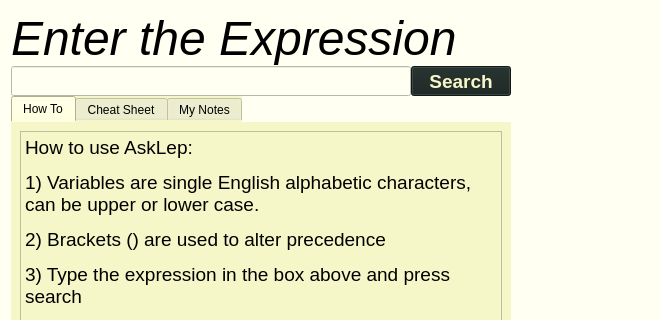
First picture: the form in src/views/ui/askLepPage.ui, repository adibozzhanov/LeProgram, before the edit; both pictures show x 0 to 660 and y 0 to 320 of the 993 by 705 pixel window.
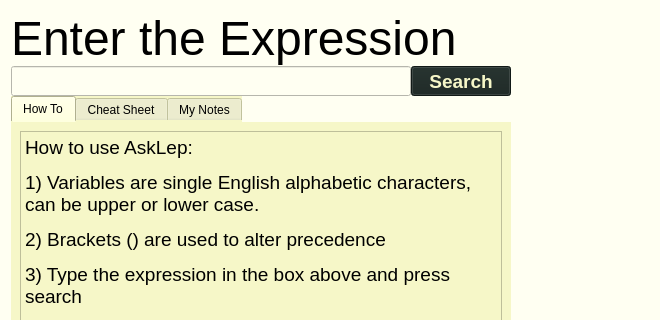
Second picture: the form after the edit.

The edit to the form file:
```diff
--- a/src/views/ui/askLepPage.ui
+++ b/src/views/ui/askLepPage.ui
@@ -88,7 +88,7 @@
           <family>Helvetica Neue</family>
           <pointsize>36</pointsize>
           <weight>50</weight>
-          <italic>true</italic>
+          <italic>false</italic>
           <bold>false</bold>
          </font>
         </property>
```
